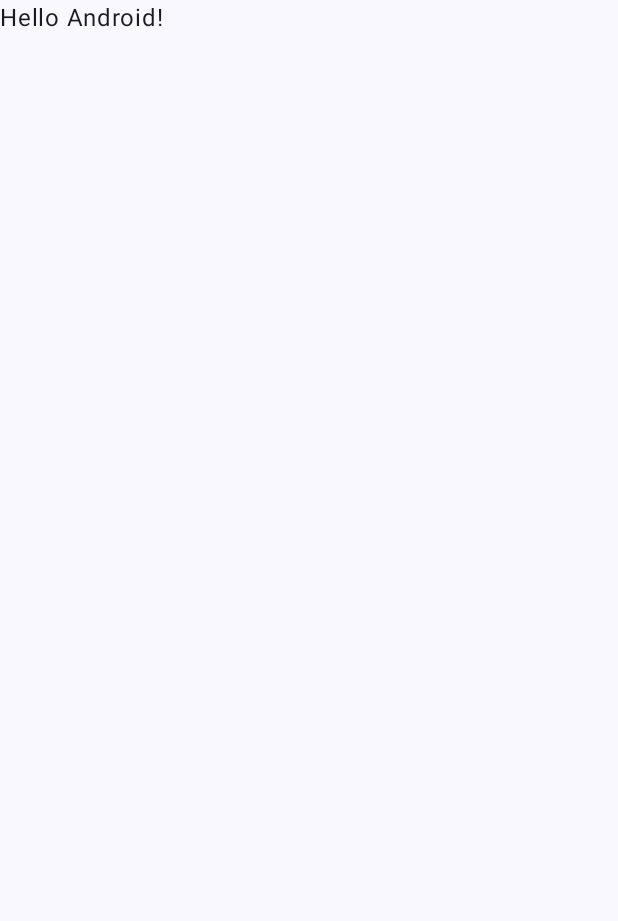
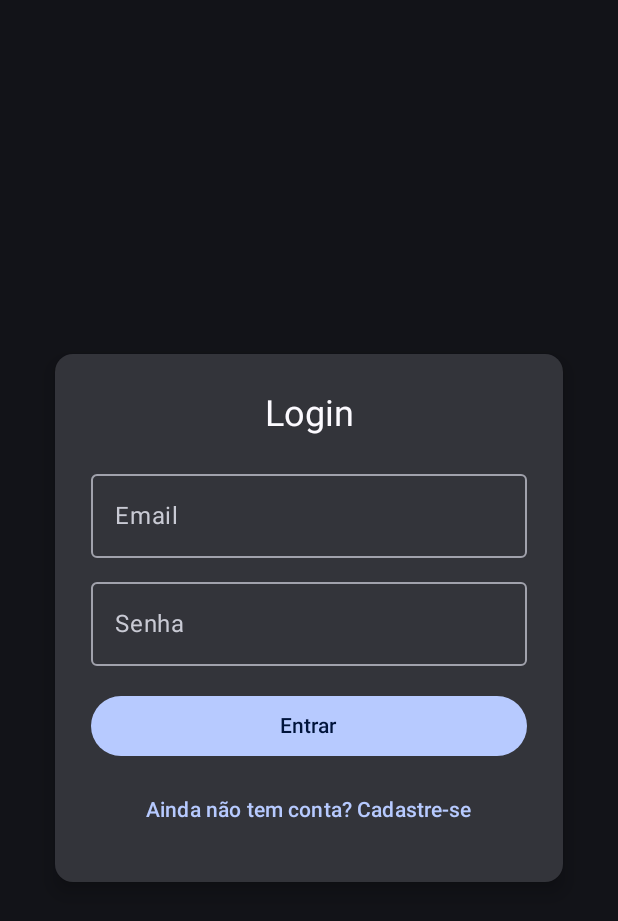
Before and after one commit to victoralves475/Sleepwellwell, an Android app built with Jetpack Compose: the screen it shows after launch (MainActivity), on a phone screen of 412 x 824 dp. Before the commit the part shown is almost empty. Shown: the top 921 px of the screen. Run offline under Robolectric (Android 15) with nearby library versions, the phone set to English and light mode, and no system bars; our stand-ins replace Firebase (no records; nobody signed in at launch, a user with empty details on screens opened directly).

Commit message:
created: cadastro e login

```diff
--- a/app/src/main/java/br/edu/ifpb/sleepwell/MainActivity.kt
+++ b/app/src/main/java/br/edu/ifpb/sleepwell/MainActivity.kt
@@ -7,11 +7,15 @@ import androidx.activity.enableEdgeToEdge
 import androidx.compose.foundation.layout.fillMaxSize
 import androidx.compose.foundation.layout.padding
 import androidx.compose.material3.Scaffold
-import androidx.compose.material3.Text
 import androidx.compose.runtime.Composable
 import androidx.compose.ui.Modifier
-import androidx.compose.ui.tooling.preview.Preview
+import androidx.navigation.compose.NavHost
+import androidx.navigation.compose.composable
+import androidx.navigation.compose.rememberNavController
 import br.edu.ifpb.sleepwell.ui.theme.SleepwellTheme
+import br.edu.ifpb.sleepwell.view.screens.HomeScreen
+import br.edu.ifpb.sleepwell.view.screens.LoginScreen
+import br.edu.ifpb.sleepwell.view.screens.SignUpScreen
 
 class MainActivity : ComponentActivity() {
     override fun onCreate(savedInstanceState: Bundle?) {
@@ -19,29 +23,38 @@ class MainActivity : ComponentActivity() {
         enableEdgeToEdge()
         setContent {
             SleepwellTheme {
-                Scaffold(modifier = Modifier.fillMaxSize()) { innerPadding ->
-                    Greeting(
-                        name = "Android",
-                        modifier = Modifier.padding(innerPadding)
-                    )
-                }
+                SleepWellApp()
             }
         }
     }
 }
 
 @Composable
-fun Greeting(name: String, modifier: Modifier = Modifier) {
-    Text(
-        text = "Hello $name!",
-        modifier = modifier
-    )
-}
+fun SleepWellApp() {
+    val navController = rememberNavController()
 
-@Preview(showBackground = true)
-@Composable
-fun GreetingPreview() {
-    SleepwellTheme {
-        Greeting("Android")
+    Scaffold(modifier = Modifier.fillMaxSize()) { innerPadding ->
+        NavHost(
+            navController = navController,
+            startDestination = "login",
+            modifier = Modifier.padding(innerPadding)
+        ) {
+            composable("login") {
+                LoginScreen(
+                    onLoginSuccess = { navController.navigate("home") },
+                    onNavigateToSignUp = { navController.navigate("signup") }
+                )
+            }
+            composable("signup") {
+                SignUpScreen(
+                    onSignUpSuccess = { navController.popBackStack() }
+                )
+            }
+            composable("home") {
+                HomeScreen(
+                    onLogout = { navController.navigate("login") }
+                )
+            }
+        }
     }
 }
--- /dev/null
+++ b/app/src/main/java/br/edu/ifpb/sleepwell/controller/LoginController.kt
@@ -0,0 +1,13 @@
+package br.edu.ifpb.sleepwell.controller
+
+import br.edu.ifpb.sleepwell.model.data.repository.UsuarioRepository
+import br.edu.ifpb.sleepwell.model.entity.Usuario
+
+class LoginController(private val repository: UsuarioRepository = UsuarioRepository()) {
+
+    // Realiza o login chamando o repositório.
+    // O callback retorna (true, usuario) se der certo ou (false, null) se falhar.
+    fun realizarLogin(email: String, senha: String, callback: (Boolean, Usuario?) -> Unit) {
+        repository.login(email, senha, callback)
+    }
+}
--- a/app/src/main/java/br/edu/ifpb/sleepwell/ui/theme/Theme.kt
+++ b/app/src/main/java/br/edu/ifpb/sleepwell/ui/theme/Theme.kt
@@ -1,53 +1,31 @@
 package br.edu.ifpb.sleepwell.ui.theme
 
-import android.app.Activity
 import android.os.Build
-import androidx.compose.foundation.isSystemInDarkTheme
-import androidx.compose.material3.MaterialTheme
-import androidx.compose.material3.darkColorScheme
-import androidx.compose.material3.dynamicDarkColorScheme
-import androidx.compose.material3.dynamicLightColorScheme
-import androidx.compose.material3.lightColorScheme
+import androidx.compose.material3.*
 import androidx.compose.runtime.Composable
+import androidx.compose.ui.graphics.Color
 import androidx.compose.ui.platform.LocalContext
 
+// Definição das cores para o dark theme
 private val DarkColorScheme = darkColorScheme(
     primary = Purple80,
+    onPrimary = Color.White,
     secondary = PurpleGrey80,
-    tertiary = Pink80
-)
-
-private val LightColorScheme = lightColorScheme(
-    primary = Purple40,
-    secondary = PurpleGrey40,
-    tertiary = Pink40
-
-    /* Other default colors to override
-    background = Color(0xFFFFFBFE),
-    surface = Color(0xFFFFFBFE),
-    onPrimary = Color.White,
     onSecondary = Color.White,
-    onTertiary = Color.White,
-    onBackground = Color(0xFF1C1B1F),
-    onSurface = Color(0xFF1C1B1F),
-    */
+    tertiary = Pink80,
+    background = Color(0xFF121212),  // Fundo bem escuro
+    onBackground = Color(0xFFECECEC),
+    surface = Color(0xFF1E1E1E),
+    onSurface = Color(0xFFF0F0F0)
 )
 
 @Composable
-fun SleepwellTheme(
-    darkTheme: Boolean = isSystemInDarkTheme(),
-    // Dynamic color is available on Android 12+
-    dynamicColor: Boolean = true,
-    content: @Composable () -> Unit
-) {
-    val colorScheme = when {
-        dynamicColor && Build.VERSION.SDK_INT >= Build.VERSION_CODES.S -> {
-            val context = LocalContext.current
-            if (darkTheme) dynamicDarkColorScheme(context) else dynamicLightColorScheme(context)
-        }
-
-        darkTheme -> DarkColorScheme
-        else -> LightColorScheme
+fun SleepwellTheme(content: @Composable () -> Unit) {
+    // Se o dispositivo é Android 12+ (S), utiliza as cores dinâmicas escuras; senão, usa o DarkColorScheme fixo.
+    val colorScheme = if (Build.VERSION.SDK_INT >= Build.VERSION_CODES.S) {
+        dynamicDarkColorScheme(LocalContext.current)
+    } else {
+        DarkColorScheme
     }
 
     MaterialTheme(
--- /dev/null
+++ b/app/src/main/java/br/edu/ifpb/sleepwell/view/screens/LoginScreen.kt
@@ -0,0 +1,89 @@
+package br.edu.ifpb.sleepwell.view.screens
+
+import android.widget.Toast
+import androidx.compose.foundation.layout.*
+import androidx.compose.foundation.text.KeyboardOptions
+import androidx.compose.material3.*
+import androidx.compose.runtime.*
+import androidx.compose.ui.Alignment
+import androidx.compose.ui.Modifier
+import androidx.compose.ui.platform.LocalContext
+import androidx.compose.ui.text.input.PasswordVisualTransformation
+import androidx.compose.ui.text.input.KeyboardType
+import androidx.compose.ui.unit.dp
+import br.edu.ifpb.sleepwell.controller.LoginController
+import kotlinx.coroutines.launch
+
+@Composable
+fun LoginScreen(
+    onLoginSuccess: () -> Unit,
+    onNavigateToSignUp: () -> Unit,
+    loginController: LoginController = LoginController()
+) {
+    var email by remember { mutableStateOf("") }
+    var senha by remember { mutableStateOf("") }
+    val context = LocalContext.current
+    val scope = rememberCoroutineScope()
+
+    Box(modifier = Modifier.fillMaxSize(), contentAlignment = Alignment.Center) {
+        Card(
+            modifier = Modifier
+                .fillMaxWidth(0.9f)
+                .padding(16.dp),
+            elevation = CardDefaults.cardElevation(8.dp)
+        ) {
+            Column(
+                modifier = Modifier.padding(24.dp),
+                horizontalAlignment = Alignment.CenterHorizontally
+            ) {
+                Text("Login", style = MaterialTheme.typography.headlineSmall)
+                Spacer(modifier = Modifier.height(16.dp))
+
+                OutlinedTextField(
+                    value = email,
+                    onValueChange = { email = it },
+                    label = { Text("Email") },
+                    modifier = Modifier.fillMaxWidth(),
+                    keyboardOptions = KeyboardOptions(keyboardType = KeyboardType.Email)
+                )
+                Spacer(modifier = Modifier.height(8.dp))
+
+                OutlinedTextField(
+                    value = senha,
+                    onValueChange = { senha = it },
+                    label = { Text("Senha") },
+                    modifier = Modifier.fillMaxWidth(),
+                    visualTransformation = PasswordVisualTransformation(),
+                    keyboardOptions = KeyboardOptions(keyboardType = KeyboardType.Password)
+                )
+                Spacer(modifier = Modifier.height(16.dp))
+
+                Button(
+                    onClick = {
+                        scope.launch {
+                            // Utilize trim() para remover espaços em branco desnecessários
+                            loginController.realizarLogin(email.trim(), senha.trim()) { success, _ ->
+                                if (success) {
+                                    onLoginSuccess()
+                                } else {
+                                    Toast.makeText(context, "Login inválido!", Toast.LENGTH_SHORT).show()
+                                }
+                            }
+                        }
+                    },
+                    modifier = Modifier.fillMaxWidth()
+                ) {
+                    Text("Entrar")
+                }
+                Spacer(modifier = Modifier.height(8.dp))
+
+                TextButton(
+                    onClick = onNavigateToSignUp,
+                    modifier = Modifier.fillMaxWidth()
+                ) {
+                    Text("Ainda não tem conta? Cadastre-se")
+                }
+            }
+        }
+    }
+}
--- a/gradle/libs.versions.toml
+++ b/gradle/libs.versions.toml
@@ -14,6 +14,7 @@ navigationCompose = "2.7.7"
 firebaseCommonKtx = "21.0.0"
 firebaseFirestoreKtx = "25.0.0"
 appcompat = "1.7.0"
+navigationComposeVersion = "2.8.7"
 
 [libraries]
 androidx-core-ktx = { group = "androidx.core", name = "core-ktx", version.ref = "coreKtx" }
@@ -37,6 +38,7 @@ androidx-navigation-compose = { group = "androidx.navigation", name = "navigatio
 firebase-common-ktx = { group = "com.google.firebase", name = "firebase-common-ktx", version.ref = "firebaseCommonKtx" }
 firebase-firestore-ktx = { group = "com.google.firebase", name = "firebase-firestore-ktx", version.ref = "firebaseFirestoreKtx" }
 androidx-appcompat = { group = "androidx.appcompat", name = "appcompat", version.ref = "appcompat" }
+navigation-compose = { group = "androidx.navigation", name = "navigation-compose", version.ref = "navigationComposeVersion" }
 
 [plugins]
 android-application = { id = "com.android.application", version.ref = "agp" }
```
Also changed, not shown: app/build.gradle.kts (+10 -0 lines), app/src/main/java/br/edu/ifpb/sleepwell/controller/SignUpController.kt (added, +13 -0 lines), app/src/main/java/br/edu/ifpb/sleepwell/model/data/repository/UsuarioRepository.kt (added, +56 -0 lines), app/src/main/java/br/edu/ifpb/sleepwell/model/entity/Usuario.kt (added, +10 -0 lines), app/src/main/java/br/edu/ifpb/sleepwell/view/screens/HomeScreen.kt (added, +31 -0 lines), app/src/main/java/br/edu/ifpb/sleepwell/view/screens/SignUpScreen.kt (added, +91 -0 lines).
